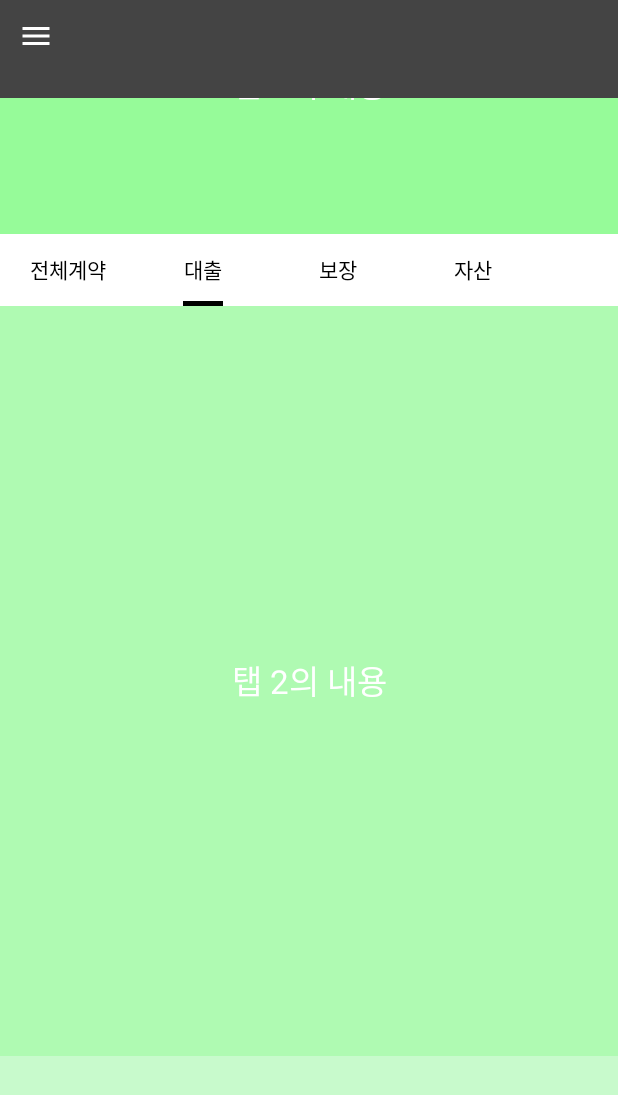
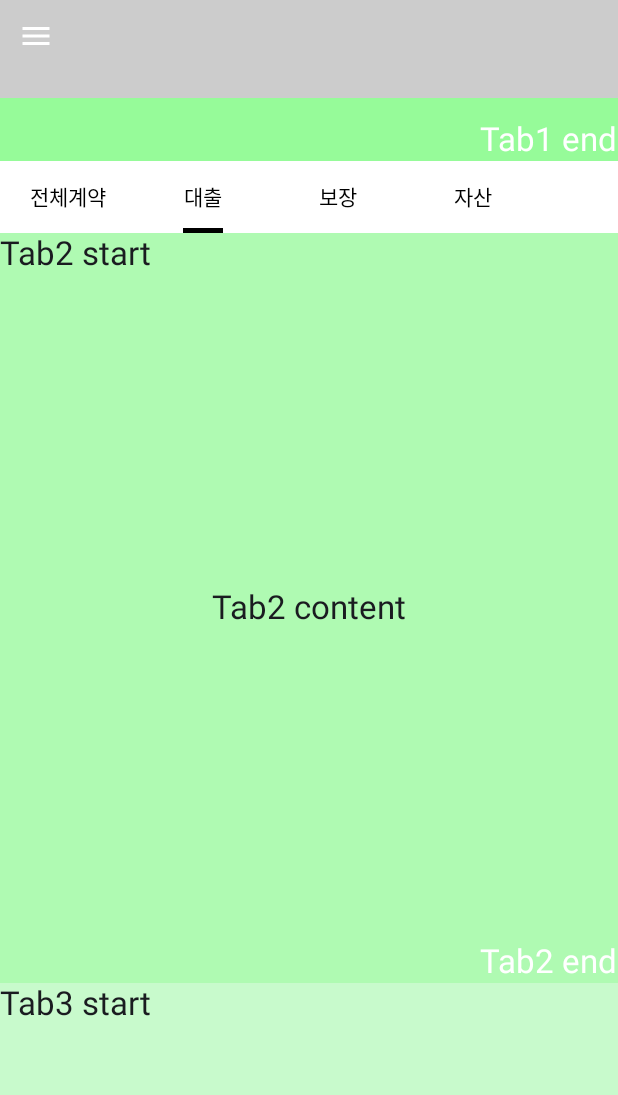
Before and after one commit to tangible-idea/ScollTestCompose, an Android app built with Jetpack Compose: the screen it shows after launch (MainActivity), tab 2 chosen, on a phone screen of 412 x 824 dp. Shown: the top 1095 px of the screen. Run offline under Robolectric (Android 15) with nearby library versions, the phone set to English and light mode, and no system bars.

```diff
--- a/app/src/main/java/net/tangibleidea/scolltestcompose/MainActivity.kt
+++ b/app/src/main/java/net/tangibleidea/scolltestcompose/MainActivity.kt
@@ -2,7 +2,6 @@ package net.tangibleidea.scolltestcompose
 
 import android.os.Bundle
 import androidx.activity.ComponentActivity
-import androidx.activity.compose.BackHandler
 import androidx.activity.compose.setContent
 import androidx.activity.enableEdgeToEdge
 import androidx.compose.foundation.background
@@ -14,13 +13,11 @@ import androidx.compose.foundation.layout.padding
 import androidx.compose.foundation.layout.statusBarsPadding
 import androidx.compose.material.icons.Icons
 import androidx.compose.material.icons.filled.Menu
-import androidx.compose.material3.DrawerValue
 import androidx.compose.material3.ExperimentalMaterial3Api
 import androidx.compose.material3.Icon
 import androidx.compose.material3.IconButton
 import androidx.compose.material3.Scaffold
 import androidx.compose.material3.TopAppBarDefaults
-import androidx.compose.material3.rememberDrawerState
 import androidx.compose.runtime.rememberCoroutineScope
 import androidx.compose.ui.Modifier
 import androidx.compose.ui.graphics.Color
@@ -43,14 +40,14 @@ class MainActivity : ComponentActivity() {
             // 탑바(툴바) 스크롤 시 사라지게하는 behavior 옵션.
             val scrollBehavior = TopAppBarDefaults.enterAlwaysScrollBehavior()
 
-            val drawerState = rememberDrawerState(initialValue = DrawerValue.Closed)
-
-            // 뒤로 가기 버튼 처리
-            BackHandler(enabled = drawerState.isOpen) {
-                scope.launch {
-                    drawerState.close()
-                }
-            }
+//            val drawerState = rememberDrawerState(initialValue = DrawerValue.Closed)
+//
+//            // 뒤로 가기 버튼 처리
+//            BackHandler(enabled = drawerState.isOpen) {
+//                scope.launch {
+//                    drawerState.close()
+//                }
+//            }
 
             ScollTestComposeTheme {
                 Scaffold(modifier = Modifier.fillMaxSize()
@@ -61,12 +58,12 @@ class MainActivity : ComponentActivity() {
                             scrollBehavior = scrollBehavior,
                             content = {
                                 Box(
-                                    Modifier.height(65.dp).background(Color.DarkGray)
+                                    Modifier.height(65.dp).background(Color.LightGray)
                                         .fillMaxWidth()
                                 ) {
                                     IconButton(onClick = {
                                         scope.launch {
-                                            drawerState.open()
+                                            //drawerState.open()
                                         }
                                     }) {
                                         Icon(Icons.Filled.Menu, contentDescription = "메뉴 열기")
--- a/app/src/main/java/net/tangibleidea/scolltestcompose/screen/MyScreenWithStickyTabs.kt
+++ b/app/src/main/java/net/tangibleidea/scolltestcompose/screen/MyScreenWithStickyTabs.kt
@@ -16,6 +16,7 @@ import androidx.compose.runtime.getValue
 import androidx.compose.runtime.mutableFloatStateOf
 import androidx.compose.runtime.mutableIntStateOf
 import androidx.compose.runtime.mutableStateListOf
+import androidx.compose.runtime.mutableStateOf
 import androidx.compose.runtime.remember
 import androidx.compose.runtime.rememberCoroutineScope
 import androidx.compose.runtime.setValue
@@ -25,7 +26,9 @@ import androidx.compose.ui.Modifier
 import androidx.compose.ui.graphics.Color
 import androidx.compose.ui.layout.onGloballyPositioned
 import androidx.compose.ui.layout.positionInParent
+import androidx.compose.ui.platform.LocalDensity
 import androidx.compose.ui.unit.dp
+import kotlinx.coroutines.launch
 import net.tangibleidea.scolltestcompose.tab.CustomScrollableTabRow
 
 
@@ -33,6 +36,9 @@ import net.tangibleidea.scolltestcompose.tab.CustomScrollableTabRow
 fun MyScreenWithStickyTabs() {
     val scrollState = rememberScrollState()
     val coroutineScope = rememberCoroutineScope()
+
+    // Get local density from composable
+    val localDensity = LocalDensity.current
 
     // 탭의 Y 위치를 저장할 변수
     val tabOffsetY = remember { mutableFloatStateOf(0f) }
@@ -42,6 +48,12 @@ fun MyScreenWithStickyTabs() {
 
     /** 선택된 1차 탭 인덱스 */
     var selectedTabState by remember { mutableIntStateOf(0) }
+
+    // Create element height in pixel state
+    var columnHeightPx by remember { mutableFloatStateOf(0f) }
+
+    // Create element height in dp state
+    var columnHeightDp by remember { mutableStateOf(0.dp) }
 
     val tabs = listOf("전체계약", "대출", "보장", "자산")
 
@@ -81,7 +93,7 @@ fun MyScreenWithStickyTabs() {
                 .verticalScroll(scrollState)
         ) {
             // 첫 번째 섹션
-            SectionContent("탭 1의 내용", Color.Green.copy(alpha = 0.4f), sectionOffsets)
+            SectionContent("Tab1", Color.Green.copy(alpha = 0.4f), sectionOffsets, columnHeightPx)
 
             // 탭 영역 (StickyHeader처럼 동작)
             Box(
@@ -95,18 +107,26 @@ fun MyScreenWithStickyTabs() {
 //                    selectedTabState = index
 //                }
 
+                // When you select tab inside StickyHeader
                 CustomScrollableTabRow(
                     tabs = tabs,
                     selectedTabIndex = selectedTabState,
+                    modifier = Modifier
                 ) { tabIndex ->
                     selectedTabState = tabIndex
+
+                    coroutineScope.launch {
+                        val targetValue= sectionOffsets[tabIndex].toInt()
+                        scrollState.animateScrollTo(targetValue)
+                        Log.d("Scroll to", "animateScrollTo : $targetValue")
+                    }
                 }
             }
 
             // 두 번째 섹션
-            SectionContent("탭 2의 내용", Color.Green.copy(alpha = 0.3f), sectionOffsets)
-            SectionContent("탭 3의 내용", Color.Green.copy(alpha = 0.2f), sectionOffsets)
-            SectionContent("탭 4의 내용", Color.Green.copy(alpha = 0.1f), sectionOffsets)
+            SectionContent("Tab2", Color.Green.copy(alpha = 0.3f), sectionOffsets, columnHeightPx)
+            SectionContent("Tab3", Color.Green.copy(alpha = 0.2f), sectionOffsets, columnHeightPx)
+            SectionContent("Tab4", Color.Green.copy(alpha = 0.1f), sectionOffsets, columnHeightPx)
         }
 
         // 스크롤 위치에 따라 탭을 화면 상단에 고정
@@ -123,8 +143,15 @@ fun MyScreenWithStickyTabs() {
                 CustomScrollableTabRow(
                     tabs = tabs,
                     selectedTabIndex = selectedTabState,
+                    Modifier
                 ) { tabIndex ->
                     selectedTabState = tabIndex
+
+                    coroutineScope.launch {
+                        val targetValue= sectionOffsets[tabIndex].toInt()
+                        scrollState.animateScrollTo(targetValue)
+                        Log.d("Scroll to", "animateScrollTo : $targetValue")
+                    }
                 }
             }
         }
@@ -133,7 +160,7 @@ fun MyScreenWithStickyTabs() {
 
 
 @Composable
-fun SectionContent(title: String, color: Color, sectionOffsets: SnapshotStateList<Float>) {
+fun SectionContent(title: String, color: Color, sectionOffsets: SnapshotStateList<Float>, stickyHeaderOffset: Float= 150f) {
     Box(
         modifier = Modifier
             .fillMaxWidth()
@@ -142,11 +169,13 @@ fun SectionContent(title: String, color: Color, sectionOffsets: SnapshotStateLis
             .onGloballyPositioned { coordinates ->
                 // 섹션의 Y 위치 저장
                 if (sectionOffsets.size < 4) {
-                    sectionOffsets.add(coordinates.positionInParent().y)
+                    sectionOffsets.add(coordinates.positionInParent().y - 135f)
                 }
             },
         contentAlignment = Alignment.Center
     ) {
-        Text(text = title, color = Color.White, style = MaterialTheme.typography.titleLarge)
+        Text(text = "$title start", Modifier.align(Alignment.TopStart), style = MaterialTheme.typography.titleLarge)
+        Text(text = "$title content", style = MaterialTheme.typography.titleLarge)
+        Text(text = "$title end", Modifier.align(Alignment.BottomEnd), color = Color.White, style = MaterialTheme.typography.titleLarge)
     }
 }
--- a/app/src/main/java/net/tangibleidea/scolltestcompose/tab/CustomTabView.kt
+++ b/app/src/main/java/net/tangibleidea/scolltestcompose/tab/CustomTabView.kt
@@ -29,6 +29,7 @@ import androidx.compose.ui.unit.dp
 fun CustomScrollableTabRow(
     tabs: List<String>,
     selectedTabIndex: Int,
+    modifier: Modifier,
     onTabClick: (Int) -> Unit
 ) {
     val density = LocalDensity.current
@@ -40,6 +41,7 @@ fun CustomScrollableTabRow(
         tabWidthStateList
     }
     ScrollableTabRow(
+        modifier = modifier,
         selectedTabIndex = selectedTabIndex,
         contentColor = Color.Black,
         containerColor = Color.White,
```
